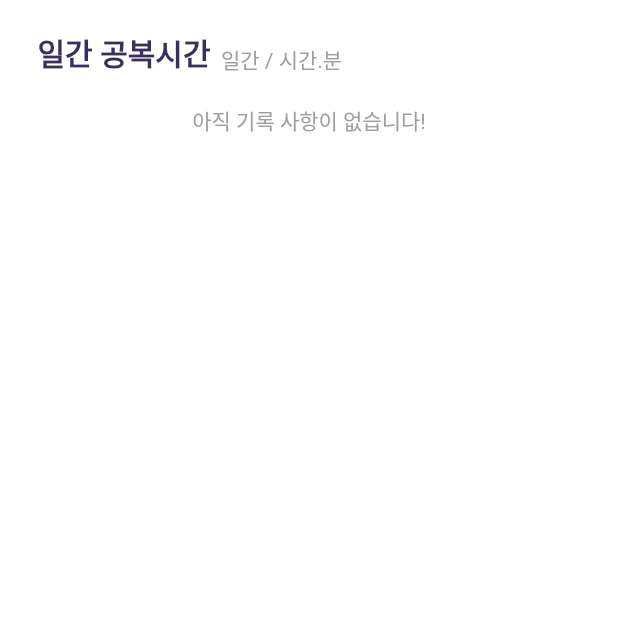
After one commit to LIMMIHEE/intermittent_fasting, a Flutter app: the AnalysisView screen opened directly, on a phone screen of 412 x 824 dp, the top half of it. The commit adds this screen. Run offline on Flutter 3.47's test engine with Material 2 defaults, Android fonts, the light colour scheme and no system bars; our stand-ins replace device_info_plus, firebase_auth, firebase_core, fl_chart, flutter_svg, shared_preferences and 1 more; missing offline and left inert: bottom_picker, jelly_anim; accounts and stored records are empty.

Commit message:
[feat] 분석화면 일간 공복시간 차트
- 차트 패키지 추가
- 분석 화면 UI 추가
- 공복시간 정렬 추가

```diff
--- a/lib/presentation/providers/history_provider.dart
+++ b/lib/presentation/providers/history_provider.dart
@@ -61,6 +61,7 @@ class HistoryProvider extends ChangeNotifier {
 
   void _notify() {
     _list = [..._list];
+    _list.sort((b, a) => a.id.compareTo(b.id));
     notifyListeners();
   }
 }
--- /dev/null
+++ b/lib/presentation/widget/analysis/analysis_fasting_chart.dart
@@ -0,0 +1,117 @@
+import 'package:fl_chart/fl_chart.dart';
+import 'package:flutter/material.dart';
+import 'package:intermittent_fasting/domain/entities/history.dart';
+import 'package:intermittent_fasting/presentation/providers/history_provider.dart';
+import 'package:intermittent_fasting/presentation/widget/analysis/chart_title.dart';
+import 'package:intermittent_fasting/presentation/widget/common/no_history_view.dart';
+import 'package:intl/intl.dart';
+import 'package:provider/provider.dart';
+
+class AnalysisFastingChart extends StatelessWidget {
+  const AnalysisFastingChart({super.key});
+
+  @override
+  Widget build(BuildContext context) {
+    return Consumer<HistoryProvider>(builder:
+        (BuildContext context, HistoryProvider fastingHistory, Widget? child) {
+      if (fastingHistory.list.isEmpty) {
+        return const NoHistoryView();
+      }
+
+      return AspectRatio(
+        aspectRatio: 1,
+        child: Padding(
+          padding: const EdgeInsets.symmetric(horizontal: 8, vertical: 32),
+          child: BarChart(
+            BarChartData(
+              barTouchData: barTouchData,
+              titlesData: titlesData(fastingHistory.list),
+              borderData: borderData,
+              barGroups: barGroups(fastingHistory.list.length > 6
+                  ? fastingHistory.list.sublist(0, 7)
+                  : fastingHistory.list),
+              gridData: const FlGridData(show: false),
+              alignment: BarChartAlignment.spaceAround,
+            ),
+          ),
+        ),
+      );
+    });
+  }
+
+  BarTouchData get barTouchData => BarTouchData(
+        enabled: false,
+        touchTooltipData: BarTouchTooltipData(
+          tooltipBgColor: Colors.transparent,
+          tooltipPadding: EdgeInsets.zero,
+          tooltipMargin: 8,
+          getTooltipItem: (
+            BarChartGroupData group,
+            int groupIndex,
+            BarChartRodData rod,
+            int rodIndex,
+          ) {
+            return BarTooltipItem(
+              rod.toY.toString(),
+              const TextStyle(
+                color: Color(0xFF392E5C),
+                fontWeight: FontWeight.bold,
+              ),
+            );
+          },
+        ),
+      );
+
+  FlTitlesData titlesData(List<History> list) => FlTitlesData(
+        show: true,
+        bottomTitles: AxisTitles(
+          sideTitles: SideTitles(
+            showTitles: true,
+            reservedSize: 30,
+            getTitlesWidget: (value, _) {
+              final startDay = list.elementAt(value.toInt()).startDate;
+              return ChartTitle(
+                title: DateFormat("M/d").format(DateTime.parse(startDay)),
+              );
+            },
+          ),
+        ),
+        leftTitles: const AxisTitles(
+          sideTitles: SideTitles(showTitles: false),
+        ),
+        topTitles: const AxisTitles(
+          sideTitles: SideTitles(showTitles: false),
+        ),
+        rightTitles: const AxisTitles(
+          sideTitles: SideTitles(showTitles: false),
+        ),
+      );
+
+  FlBorderData get borderData => FlBorderData(
+        show: false,
+      );
+
+  List<BarChartGroupData> barGroups(List<History> list) =>
+      List.generate(list.length, (i) {
+        final history = list[i];
+        final fastingTime = DateTime.parse(history.endDate)
+            .difference(DateTime.parse(history.startDate));
+
+        String twoDigits(int n) => n.toString().padLeft(2, "0");
+        String minutes = twoDigits(fastingTime.inHours.remainder(60).abs());
+        String seconds = twoDigits(fastingTime.inMinutes.remainder(60).abs());
+
+        final parseTime = double.parse('$minutes.$seconds');
+
+        return BarChartGroupData(
+          x: i,
+          barRods: [
+            BarChartRodData(
+              toY: parseTime,
+              color: const Color(0xffFFB82E),
+            )
+          ],
+          showingTooltipIndicators: [0],
+        );
+      });
+}
--- /dev/null
+++ b/lib/presentation/widget/analysis/analysis_view.dart
@@ -0,0 +1,43 @@
+import 'package:flutter/material.dart';
+import 'package:intermittent_fasting/presentation/widget/analysis/analysis_fasting_chart.dart';
+
+class AnalysisView extends StatelessWidget {
+  const AnalysisView({super.key});
+
+  @override
+  Widget build(BuildContext context) {
+    return const Scaffold(
+      backgroundColor: Colors.white,
+      body: SafeArea(
+        child: Column(
+          crossAxisAlignment: CrossAxisAlignment.stretch,
+          children: [
+            Padding(
+                padding: EdgeInsets.symmetric(horizontal: 25, vertical: 20),
+                child: Row(
+                  crossAxisAlignment: CrossAxisAlignment.end,
+                  children: [
+                    Text(
+                      '일간 공복시간',
+                      style: TextStyle(
+                        color: Color(0xFF392E5C),
+                        fontSize: 20,
+                        fontWeight: FontWeight.w600,
+                      ),
+                    ),
+                    Text(
+                      '  일간 / 시간.분',
+                      style: TextStyle(
+                        color: Colors.grey,
+                        fontSize: 14,
+                      ),
+                    )
+                  ],
+                )),
+            AnalysisFastingChart()
+          ],
+        ),
+      ),
+    );
+  }
+}
--- /dev/null
+++ b/lib/presentation/widget/common/no_history_view.dart
@@ -0,0 +1,17 @@
+import 'package:flutter/material.dart';
+
+class NoHistoryView extends StatelessWidget {
+  const NoHistoryView({
+    super.key,
+  });
+
+  @override
+  Widget build(BuildContext context) {
+    return const Center(
+      child: Text(
+        '아직 기록 사항이 없습니다!',
+        style: TextStyle(color: Colors.grey),
+      ),
+    );
+  }
+}
--- a/pubspec.yaml
+++ b/pubspec.yaml
@@ -28,6 +28,7 @@ dependencies:
   isar:
   isar_flutter_libs:  # contains Isar Core
   url_launcher:
+  fl_chart:
 
 dev_dependencies:
   flutter_test:
```
Also changed, not shown: lib/presentation/screen/home_screen.dart (+6 -5 lines), lib/presentation/widget/analysis/chart_title.dart (added, +22 -0 lines), lib/presentation/widget/history/history_list_view.dart (+2 -7 lines), pubspec.lock.
